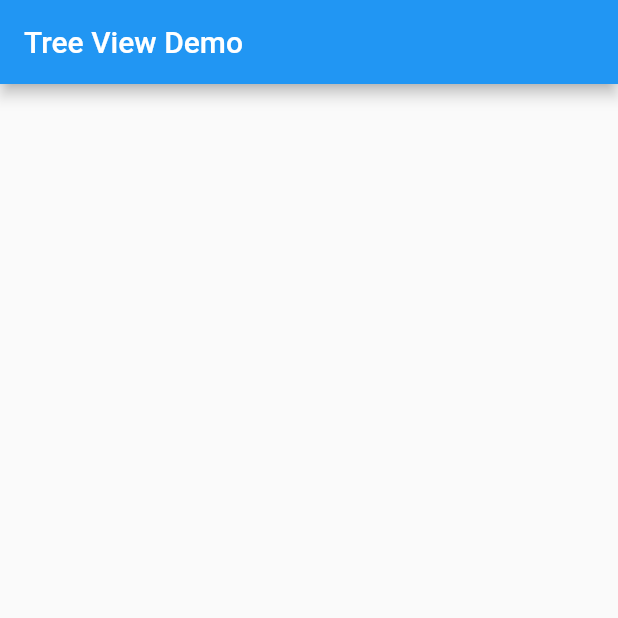
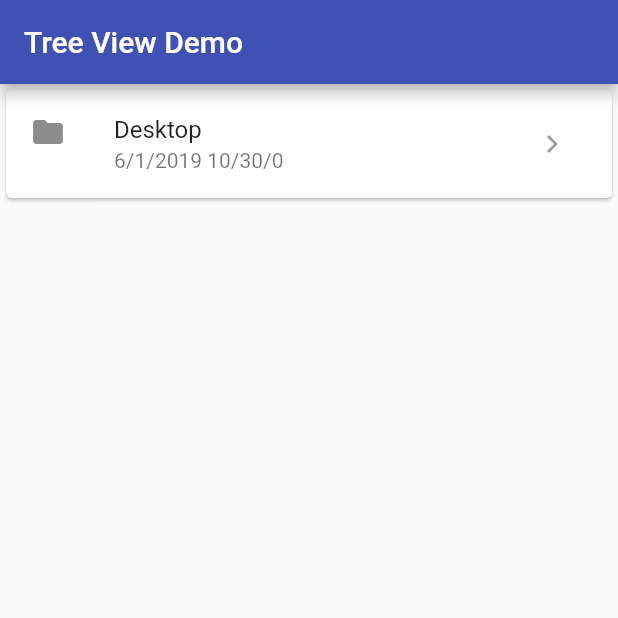
Before and after one commit to ajilo297/flutter_tree_view, a Flutter app: the screen it shows after launch, on a phone screen of 412 x 824 dp, the top half of it. Run offline on Flutter 3.47's test engine with Material 2 defaults, Android fonts, the phone set to English and light mode, and no system bars.

Commit message:
Completed example tree view

```diff
--- a/example/lib/main.dart
+++ b/example/lib/main.dart
@@ -1,6 +1,9 @@
 import 'package:flutter/material.dart';
 
 import 'package:tree_view/tree_view.dart';
+import 'widgets/file_widget.dart';
+import 'models/document.dart';
+import 'widgets/directory_widget.dart';
 
 void main() => runApp(MainApplication());
 
@@ -10,7 +13,7 @@ class MainApplication extends StatelessWidget {
     return MaterialApp(
       title: 'Tree View Demo',
       theme: ThemeData(
-        primarySwatch: Colors.blue,
+        primarySwatch: Colors.indigo,
       ),
       home: HomePage(title: 'Tree View Demo'),
     );
@@ -27,6 +30,74 @@ class HomePage extends StatefulWidget {
 }
 
 class _HomePageState extends State<HomePage> {
+  List<Document> documentList = [
+    Document(
+      name: 'Desktop',
+      dateModified: DateTime.now(),
+      isFile: false,
+      childData: [
+        Document(name: 'Projects', dateModified: DateTime.now(), childData: [
+          Document(
+              name: 'flutter_app',
+              dateModified: DateTime.now(),
+              childData: [
+                Document(
+                  name: 'README.md',
+                  dateModified: DateTime.now(),
+                  isFile: true,
+                ),
+                Document(
+                  name: 'pubspec.yaml',
+                  dateModified: DateTime.now(),
+                  isFile: true,
+                ),
+                Document(
+                  name: 'pubspec.lock',
+                  dateModified: DateTime.now(),
+                  isFile: true,
+                ),
+                Document(
+                  name: '.gitignore',
+                  dateModified: DateTime.now(),
+                  isFile: true,
+                ),
+                Document(
+                  name: 'lib',
+                  dateModified: DateTime.now(),
+                  isFile: false,
+                  childData: [
+                    Document(
+                      name: 'main.dart',
+                      dateModified: DateTime.now(),
+                      isFile: true,
+                    ),
+                  ],
+                ),
+              ])
+        ]),
+        Document(
+          name: 'test.sh',
+          dateModified: DateTime.now(),
+          isFile: true,
+        ),
+        Document(
+          name: 'image.png',
+          dateModified: DateTime.now(),
+          isFile: true,
+        ),
+        Document(
+          name: 'image2.png',
+          dateModified: DateTime.now(),
+          isFile: true,
+        ),
+        Document(
+          name: 'image3.png',
+          dateModified: DateTime.now(),
+          isFile: true,
+        ),
+      ],
+    ),
+  ];
 
   @override
   Widget build(BuildContext context) {
@@ -34,7 +105,59 @@ class _HomePageState extends State<HomePage> {
       appBar: AppBar(
         title: Text(widget.title ?? 'Tree View demo'),
       ),
-      body: TreeView(),
+      body: TreeView(
+        parentList: _getParentList(),
+      ),
     );
   }
+
+  List<Parent> _getParentList() {
+    List<Parent> parentList = [];
+
+    documentList.forEach((document) {
+      Parent parent = _getParent(document: document);
+      parentList.add(parent);
+    });
+
+    return parentList;
+  }
+
+  Parent _getParent({@required Document document}) {
+    ChildList childList =
+        document.isFile ? null : _getChildList(document: document);
+
+    return Parent(
+      parent: _getDocumentWidget(document: document),
+      childList: childList,
+    );
+  }
+
+  ChildList _getChildList({@required Document document}) {
+    List<Widget> widgetList = [];
+
+    List<Document> childDocuments = document.childData;
+    childDocuments.forEach((childDocument) {
+      widgetList.add(Padding(
+        padding: const EdgeInsets.only(left: 16.0),
+        child: _getParent(document: childDocument),
+      ));
+    });
+
+    return ChildList(children: widgetList);
+  }
+
+  Widget _getDocumentWidget({@required Document document}) => document.isFile
+      ? _getFileWidget(document: document)
+      : _getDirectoryWidget(document: document);
+
+  DirectoryWidget _getDirectoryWidget({@required Document document}) =>
+      DirectoryWidget(
+        directoryName: document.name,
+        lastModified: document.dateModified,
+      );
+
+  FileWidget _getFileWidget({@required Document document}) => FileWidget(
+        fileName: document.name,
+        lastModified: document.dateModified,
+      );
 }
--- a/example/lib/models/document.dart
+++ b/example/lib/models/document.dart
@@ -13,6 +13,12 @@ class Document {
   final String name;
   final bool isFile;
   final DateTime dateModified;
+  final List<Document> childData;
 
-  Document({@required this.name,  @required this.dateModified, this.isFile = false});
+  Document({
+    @required this.name,
+    @required this.dateModified,
+    this.isFile = false,
+    this.childData = const <Document>[],
+  });
 }
--- /dev/null
+++ b/example/lib/utils/utils.dart
@@ -0,0 +1,24 @@
+/**
+ * File: utils.dart
+ * Package:
+ * Project: tree_view
+ * Author: Ajil Oommen (ajil@altorumleren.com)
+ * Description:
+ * Date: 06 January, 2019 2:26 PM
+ * Copyright 2018 - Altorum Leren Private Limited
+ */
+
+import 'package:meta/meta.dart';
+
+class Utils {
+  static String getFormattedDateTime({@required DateTime dateTime}) {
+    String day = '${dateTime.day}';
+    String month = '${dateTime.month}';
+    String year = '${dateTime.year}';
+
+    String hour = '${dateTime.hour}';
+    String minute = '${dateTime.minute}';
+    String second = '${dateTime.second}';
+    return '$day/$month/$year $hour/$minute/$second';
+  }
+}
--- a/example/lib/widgets/directory_widget.dart
+++ b/example/lib/widgets/directory_widget.dart
@@ -9,10 +9,40 @@
 
 import 'package:flutter/material.dart';
 
-class Directory extends StatelessWidget {
+import 'package:example/utils/utils.dart';
+
+class DirectoryWidget extends StatelessWidget {
+  final String directoryName;
+  final DateTime lastModified;
+  final VoidCallback onPressedNext;
+
+  DirectoryWidget({
+    @required this.directoryName,
+    @required this.lastModified,
+    this.onPressedNext,
+  });
+
   @override
   Widget build(BuildContext context) {
-    // TODO: implement build
-    return null;
+    Widget titleWidget = Text(directoryName);
+    Icon folderIcon = Icon(Icons.folder);
+
+    IconButton expandButton = IconButton(
+      icon: Icon(Icons.navigate_next),
+      onPressed: onPressedNext,
+    );
+
+    Widget lastModifiedWidget = Text(
+      Utils.getFormattedDateTime(dateTime: lastModified),
+    );
+
+    return Card(
+      child: ListTile(
+        leading: folderIcon,
+        title: titleWidget,
+        subtitle: lastModifiedWidget,
+        trailing: expandButton,
+      ),
+    );
   }
 }
--- a/example/lib/widgets/file_widget.dart
+++ b/example/lib/widgets/file_widget.dart
@@ -9,10 +9,29 @@
 
 import 'package:flutter/material.dart';
 
+import 'package:example/utils/utils.dart';
+
 class FileWidget extends StatelessWidget {
+  final String fileName;
+  final DateTime lastModified;
+
+  FileWidget({@required this.fileName, @required this.lastModified});
+
   @override
   Widget build(BuildContext context) {
-    // TODO: implement build
-    return null;
+    Widget fileNameWidget = Text(this.fileName);
+    Widget lastModifiedWidget = Text(
+      Utils.getFormattedDateTime(dateTime: lastModified),
+    );
+    Icon fileIcon = Icon(Icons.insert_drive_file);
+
+    return Card(
+      elevation: 0.0,
+      child: ListTile(
+        leading: fileIcon,
+        title: fileNameWidget,
+        subtitle: lastModifiedWidget,
+      ),
+    );
   }
 }
--- a/lib/tree_view.dart
+++ b/lib/tree_view.dart
@@ -37,32 +37,34 @@ class TreeView extends StatelessWidget {
 /// # Parent widget
 ///
 /// The [Parent] widget holds the [Parent.parent] widget and
-/// [Parent.childWidget] which is a [List] of child widgets.
+/// [Parent.childList] which is a [List] of child widgets.
 ///
-/// The [Parent] widget is wrapped around a [Column]. The [Parent.childWidget]
+/// The [Parent] widget is wrapped around a [Column]. The [Parent.childList]
 /// is collapsed by default. When clicked the child widget is expanded.
 class Parent extends StatefulWidget {
   final Widget parent;
-  final ChildList childWidget;
+  final ChildList childList;
   final MainAxisSize mainAxisSize;
   final CrossAxisAlignment crossAxisAlignment;
   final MainAxisAlignment mainAxisAlignment;
   final ParentSelectChanged callback;
+  final Key key;
 
   Parent({
     @required this.parent,
-    @required this.childWidget,
+    @required this.childList,
     this.mainAxisAlignment = MainAxisAlignment.center,
     this.crossAxisAlignment = CrossAxisAlignment.start,
     this.mainAxisSize = MainAxisSize.min,
     this.callback,
+    this.key,
   });
 
   @override
-  _ParentState createState() => _ParentState();
+  ParentState createState() => ParentState();
 }
 
-class _ParentState extends State<Parent> {
+class ParentState extends State<Parent> {
   bool _isSelected = false;
 
   @override
@@ -72,18 +74,20 @@ class _ParentState extends State<Parent> {
       crossAxisAlignment: widget.crossAxisAlignment,
       mainAxisAlignment: widget.mainAxisAlignment,
       children: <Widget>[
-        InkWell(
+        GestureDetector(
           child: widget.parent,
-          onTap: () {
-            widget.callback(_isSelected);
-            setState(() {
-              _isSelected = _toggleBool(_isSelected);
-            });
-          },
+          onTap: expand,
         ),
         _getChild(),
       ],
     );
+  }
+
+  void expand() {
+    if (widget.callback != null) widget.callback(_isSelected);
+    setState(() {
+      _isSelected = _toggleBool(_isSelected);
+    });
   }
 
   bool _toggleBool(bool b) {
@@ -91,7 +95,7 @@ class _ParentState extends State<Parent> {
   }
 
   Widget _getChild() {
-    return _isSelected ? widget.childWidget : Container();
+    return _isSelected ? widget.childList : Container();
   }
 }
 
```
Also changed, not shown: 2 other files.
